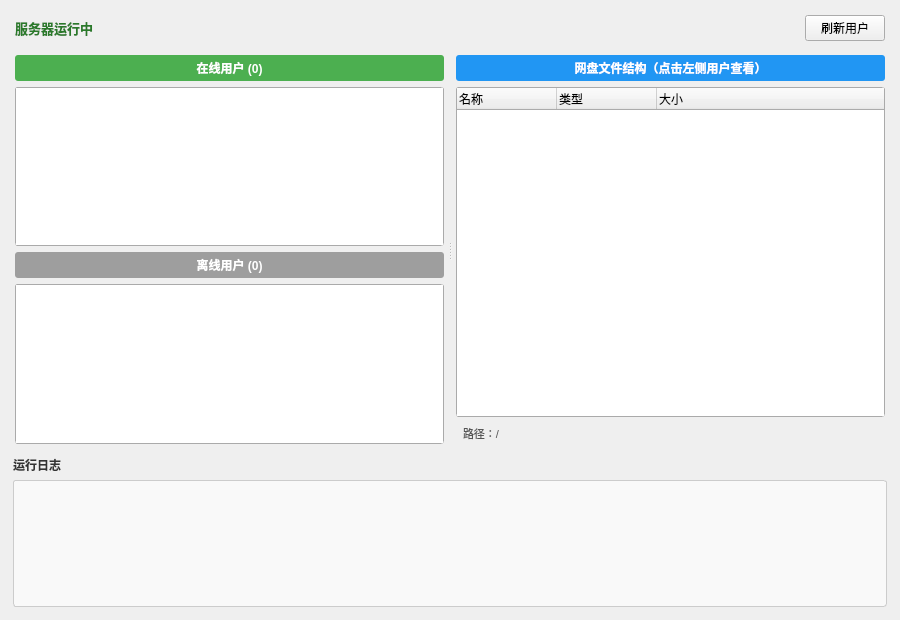
Qt form tcpServer/forms/tcpserver.ui (knightxunxi/clouddisk) before a commit.
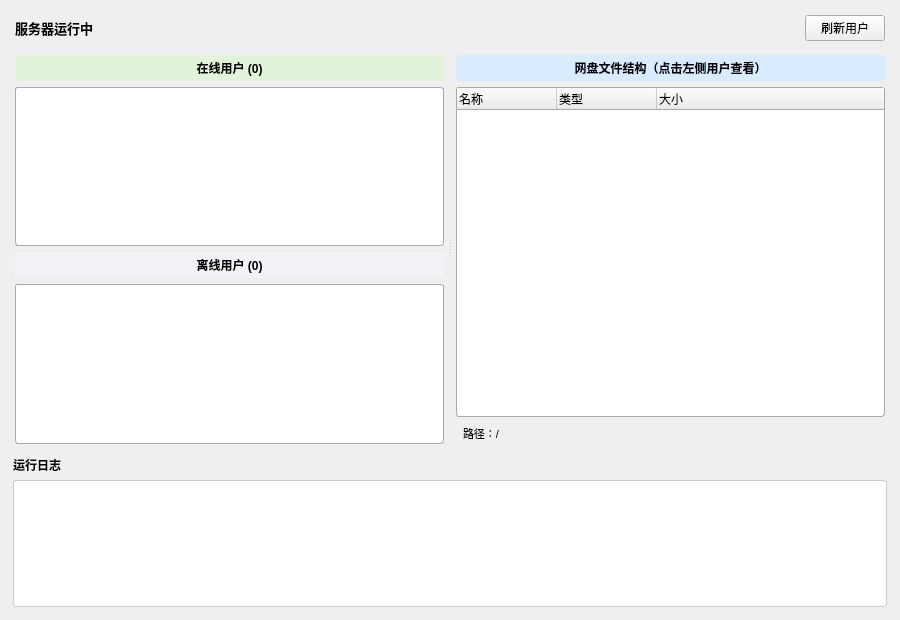
The same form after that commit.

Patch:
```diff
--- a/tcpServer/forms/tcpserver.ui
+++ b/tcpServer/forms/tcpserver.ui
@@ -26,7 +26,7 @@
          <string>服务器运行中</string>
         </property>
         <property name="styleSheet">
-         <string>font-weight: bold; color: #2a7a2a; font-size: 13px;</string>
+         <string>font-weight: bold; color: #000000; font-size: 13px;</string>
         </property>
        </widget>
       </item>
@@ -75,7 +75,7 @@
           <string>在线用户 (0)</string>
          </property>
          <property name="styleSheet">
-          <string>font-weight: bold; background-color: #4CAF50; color: white; padding: 4px; border-radius: 3px;</string>
+          <string>font-weight: bold; background-color: #e1f3d8; color: #000000; padding: 4px; border-radius: 3px;</string>
          </property>
          <property name="alignment">
           <set>Qt::AlignCenter</set>
@@ -88,9 +88,9 @@
           <number>150</number>
          </property>
          <property name="styleSheet">
-          <string>QListWidget { border: 1px solid #aaa; border-radius: 3px; }
-QListWidget::item { padding: 4px; }
-QListWidget::item:selected { background-color: #4CAF50; color: white; }</string>
+          <string>QListWidget { border: 1px solid #aaa; border-radius: 3px; color: #000000; background-color: #ffffff; }
+QListWidget::item { padding: 4px; color: #000000; }
+QListWidget::item:selected { background-color: #d4edc9; color: #000000; }</string>
          </property>
         </widget>
        </item>
@@ -100,7 +100,7 @@
           <string>离线用户 (0)</string>
          </property>
          <property name="styleSheet">
-          <string>font-weight: bold; background-color: #9E9E9E; color: white; padding: 4px; border-radius: 3px;</string>
+          <string>font-weight: bold; background-color: #f0f2f5; color: #000000; padding: 4px; border-radius: 3px;</string>
          </property>
          <property name="alignment">
           <set>Qt::AlignCenter</set>
@@ -113,9 +113,9 @@
           <number>150</number>
          </property>
          <property name="styleSheet">
-          <string>QListWidget { border: 1px solid #aaa; border-radius: 3px; }
-QListWidget::item { padding: 4px; color: #888; }
-QListWidget::item:selected { background-color: #9E9E9E; color: white; }</string>
+          <string>QListWidget { border: 1px solid #aaa; border-radius: 3px; color: #000000; background-color: #ffffff; }
+QListWidget::item { padding: 4px; color: #000000; }
+QListWidget::item:selected { background-color: #e4e7ed; color: #000000; }</string>
          </property>
         </widget>
        </item>
@@ -132,7 +132,7 @@
           <string>网盘文件结构（点击左侧用户查看）</string>
          </property>
          <property name="styleSheet">
-          <string>font-weight: bold; background-color: #2196F3; color: white; padding: 4px; border-radius: 3px;</string>
+          <string>font-weight: bold; background-color: #d8ebff; color: #000000; padding: 4px; border-radius: 3px;</string>
          </property>
          <property name="alignment">
           <set>Qt::AlignCenter</set>
@@ -142,9 +142,9 @@
        <item>
         <widget class="QTreeWidget" name="treeFileView">
          <property name="styleSheet">
-          <string>QTreeWidget { border: 1px solid #aaa; border-radius: 3px; }
-QTreeWidget::item { padding: 2px; }
-QTreeWidget::item:selected { background-color: #2196F3; color: white; }</string>
+          <string>QTreeWidget { border: 1px solid #aaa; border-radius: 3px; color: #000000; background-color: #ffffff; }
+QTreeWidget::item { padding: 2px; color: #000000; }
+QTreeWidget::item:selected { background-color: #d8ebff; color: #000000; }</string>
          </property>
          <property name="headerHidden">
           <bool>false</bool>
@@ -172,7 +172,7 @@
           <string>路径：/</string>
          </property>
          <property name="styleSheet">
-          <string>color: #555; font-size: 11px; padding: 2px 4px;</string>
+          <string>color: #000000; font-size: 11px; padding: 2px 4px;</string>
          </property>
         </widget>
        </item>
@@ -195,7 +195,7 @@
          <string>运行日志</string>
         </property>
         <property name="styleSheet">
-         <string>font-weight: bold; color: #333;</string>
+         <string>font-weight: bold; color: #000000;</string>
         </property>
        </widget>
       </item>
@@ -205,7 +205,7 @@
          <bool>true</bool>
         </property>
         <property name="styleSheet">
-         <string>QTextEdit { border: 1px solid #ccc; border-radius: 3px; font-size: 11px; background: #f9f9f9; }</string>
+         <string>QTextEdit { border: 1px solid #ccc; border-radius: 3px; font-size: 11px; background: #ffffff; color: #000000; }</string>
         </property>
        </widget>
       </item>
```
